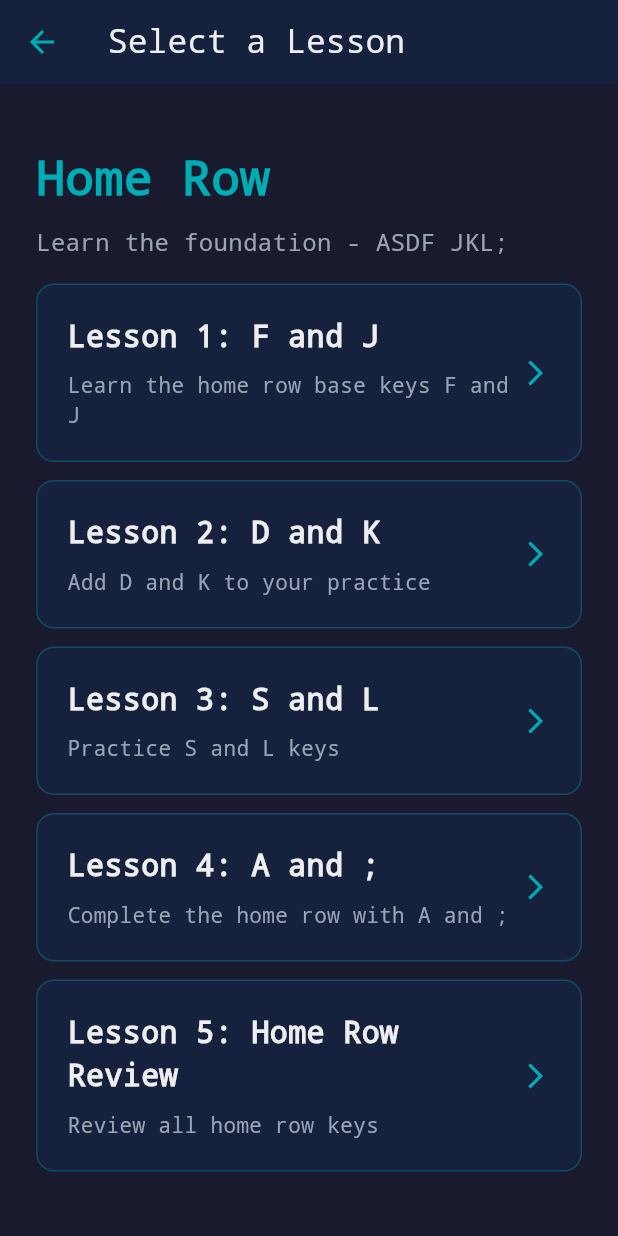
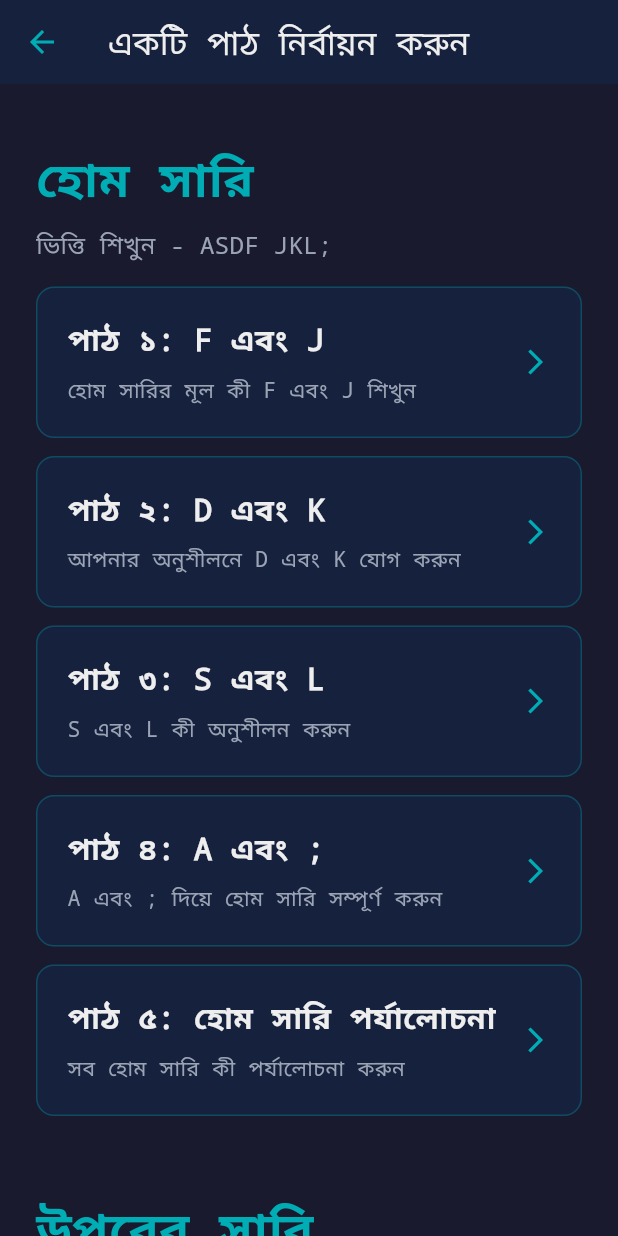
Before and after one commit to mahidul-islam/typer, a Flutter app: the PracticeSelectView screen opened by its route, on a phone screen of 412 x 824 dp. Run offline on Flutter 3.47's test engine with Material 3 defaults, Android fonts, the light colour scheme and no system bars; our stand-ins replace firebase_core, get; accounts and stored records are empty.

Commit message:
made bangla

```diff
--- a/lib/app/data/lessons/bottom_row/bottom_row_lessons.dart
+++ b/lib/app/data/lessons/bottom_row/bottom_row_lessons.dart
@@ -3,37 +3,37 @@ import '../../models/lesson.dart';
 final bottomRowLessons = [
   Lesson(
     id: 'bottom_row_1',
-    title: 'Lesson 1: V and M',
+    title: 'পাঠ ১: V এবং M',
     content: 'vvv mmm vvv mmm vmv mvm vmvmvm mvmvmv fvfv jmjm five mama',
-    description: 'Learn V and M keys',
+    description: 'V এবং M কী শিখুন',
     keys: ['v', 'm'],
   ),
   Lesson(
     id: 'bottom_row_2',
-    title: 'Lesson 2: C and ,',
+    title: 'পাঠ ২: C এবং ,',
     content: 'ccc ,,, ccc ,,, c,c ,c, c,c,c, ,c,c,c dcdc k,k, face calm',
-    description: 'Add C and comma keys',
+    description: 'C এবং কমা কী যোগ করুন',
     keys: ['v', 'm', 'c', ','],
   ),
   Lesson(
     id: 'bottom_row_3',
-    title: 'Lesson 3: X and .',
+    title: 'পাঠ ৩: X এবং .',
     content: 'xxx ... xxx ... x.x .x. x.x.x. .x.x.x sxsx l.l. exit file.',
-    description: 'Practice X and period keys',
+    description: 'X এবং দশমিক কী অনুশীলন করুন',
     keys: ['v', 'm', 'c', ',', 'x', '.'],
   ),
   Lesson(
     id: 'bottom_row_4',
-    title: 'Lesson 4: Z and /',
+    title: 'পাঠ ৪: Z এবং /',
     content: 'zzz /// zzz /// z/z /z/ z/z/z/ /z/z/z azaz ;/;/ zero jazz/',
-    description: 'Complete bottom row with Z and /',
+    description: 'Z এবং / দিয়ে নিচের সারি সম্পূর্ণ করুন',
     keys: ['v', 'm', 'c', ',', 'x', '.', 'z', '/'],
   ),
   Lesson(
     id: 'bottom_row_5',
-    title: 'Lesson 5: Bottom Row Review',
+    title: 'পাঠ ৫: নিচের সারি পর্যালোচনা',
     content: 'zxcv m,./ zxcv vnm,./ maze exam voice comma mix. jazz/',
-    description: 'Review all bottom row keys',
+    description: 'সব নিচের সারি কী পর্যালোচনা করুন',
     keys: ['v', 'm', 'c', ',', 'x', '.', 'z', '/'],
   ),
 ];
--- a/lib/app/data/lessons/home_row/home_row_lessons.dart
+++ b/lib/app/data/lessons/home_row/home_row_lessons.dart
@@ -3,37 +3,41 @@ import '../../models/lesson.dart';
 final homeRowLessons = [
   Lesson(
     id: 'home_row_1',
-    title: 'Lesson 1: F and J',
+    title: 'পাঠ ১: F এবং J',
     content: 'fff jjj fff jjj fjf jfj fjfjfj jfjfjf fjf jfj fff jjj fjfjfj',
-    description: 'Learn the home row base keys F and J',
+    description: 'হোম সারির মূল কী F এবং J শিখুন',
     keys: ['f', 'j'],
   ),
   Lesson(
     id: 'home_row_2',
-    title: 'Lesson 2: D and K',
-    content: 'ddd kkk ddd kkk dkd kdk dkdkdk kdkdkd dkd kdk ddd kkk dkdkdk fdf jkj fdjk',
-    description: 'Add D and K to your practice',
+    title: 'পাঠ ২: D এবং K',
+    content:
+        'ddd kkk ddd kkk dkd kdk dkdkdk kdkdkd dkd kdk ddd kkk dkdkdk fdf jkj fdjk',
+    description: 'আপনার অনুশীলনে D এবং K যোগ করুন',
     keys: ['f', 'j', 'd', 'k'],
   ),
   Lesson(
     id: 'home_row_3',
-    title: 'Lesson 3: S and L',
-    content: 'sss lll sss lll sls lsl slslsl lslsls sls lsl sss lll fdsa jkl; fdsa jkl;',
-    description: 'Practice S and L keys',
+    title: 'পাঠ ৩: S এবং L',
+    content:
+        'sss lll sss lll sls lsl slslsl lslsls sls lsl sss lll fdsa jkl; fdsa jkl;',
+    description: 'S এবং L কী অনুশীলন করুন',
     keys: ['f', 'j', 'd', 'k', 's', 'l'],
   ),
   Lesson(
     id: 'home_row_4',
-    title: 'Lesson 4: A and ;',
-    content: 'aaa ;;; aaa ;;; a;a ;a; a;a;a; ;a;a;a asdf jkl; asdf jkl; fdsa ;lkj',
-    description: 'Complete the home row with A and ;',
+    title: 'পাঠ ৪: A এবং ;',
+    content:
+        'aaa ;;; aaa ;;; a;a ;a; a;a;a; ;a;a;a asdf jkl; asdf jkl; fdsa ;lkj',
+    description: 'A এবং ; দিয়ে হোম সারি সম্পূর্ণ করুন',
     keys: ['f', 'j', 'd', 'k', 's', 'l', 'a', ';'],
   ),
   Lesson(
     id: 'home_row_5',
-    title: 'Lesson 5: Home Row Review',
-    content: 'asdf jkl; fdsa ;lkj asdfjkl; jkl;fdsa asdfasdf jkl;jkl; fall;ask; dad; salad; flask;',
-    description: 'Review all home row keys',
+    title: 'পাঠ ৫: হোম সারি পর্যালোচনা',
+    content:
+        'asdf jkl; fdsa ;lkj asdfjkl; jkl;fdsa asdfasdf jkl;jkl; fall;ask; dad; salad; flask;',
+    description: 'সব হোম সারি কী পর্যালোচনা করুন',
     keys: ['f', 'j', 'd', 'k', 's', 'l', 'a', ';'],
   ),
 ];
--- a/lib/app/data/lessons/lesson_data.dart
+++ b/lib/app/data/lessons/lesson_data.dart
@@ -6,20 +6,20 @@ import 'bottom_row/bottom_row_lessons.dart';
 final allLessonCategories = [
   LessonCategory(
     id: 'home_row',
-    title: 'Home Row',
-    description: 'Learn the foundation - ASDF JKL;',
+    title: 'হোম সারি',
+    description: 'ভিত্তি শিখুন - ASDF JKL;',
     lessons: homeRowLessons,
   ),
   LessonCategory(
     id: 'top_row',
-    title: 'Top Row',
-    description: 'Master the top row - QWER UIOP',
+    title: 'উপরের সারি',
+    description: 'উপরের সারিতে দক্ষতা অর্জন করুন - QWER UIOP',
     lessons: topRowLessons,
   ),
   LessonCategory(
     id: 'bottom_row',
-    title: 'Bottom Row',
-    description: 'Complete the keyboard - ZXCV M,.',
+    title: 'নিচের সারি',
+    description: 'কীবোর্ড সম্পূর্ণ করুন - ZXCV M,.',
     lessons: bottomRowLessons,
   ),
 ];
--- a/lib/app/data/lessons/top_row/top_row_lessons.dart
+++ b/lib/app/data/lessons/top_row/top_row_lessons.dart
@@ -3,37 +3,38 @@ import '../../models/lesson.dart';
 final topRowLessons = [
   Lesson(
     id: 'top_row_1',
-    title: 'Lesson 1: R and U',
-    content: 'rrr uuu rrr uuu rur uru rururu ururur rur uru frrf juju rear juju',
-    description: 'Learn R and U keys',
+    title: 'পাঠ ১: R এবং U',
+    content:
+        'rrr uuu rrr uuu rur uru rururu ururur rur uru frrf juju rear juju',
+    description: 'R এবং U কী শিখুন',
     keys: ['r', 'u'],
   ),
   Lesson(
     id: 'top_row_2',
-    title: 'Lesson 2: E and I',
+    title: 'পাঠ ২: E এবং I',
     content: 'eee iii eee iii eie iei eieiei iei eie dede kiki reef lied',
-    description: 'Add E and I to practice',
+    description: 'অনুশীলনে E এবং I যোগ করুন',
     keys: ['r', 'u', 'e', 'i'],
   ),
   Lesson(
     id: 'top_row_3',
-    title: 'Lesson 3: W and O',
+    title: 'পাঠ ৩: W এবং O',
     content: 'www ooo www ooo wow owo wowowo owowo wow owo sews lol; word oil',
-    description: 'Practice W and O keys',
+    description: 'W এবং O কী অনুশীলন করুন',
     keys: ['r', 'u', 'e', 'i', 'w', 'o'],
   ),
   Lesson(
     id: 'top_row_4',
-    title: 'Lesson 4: Q and P',
+    title: 'পাঠ ৪: Q এবং P',
     content: 'qqq ppp qqq ppp qpq pqp qpqpqp pqpqpq aqua quip quit jeep peel',
-    description: 'Complete top row with Q and P',
+    description: 'Q এবং P দিয়ে উপরের সারি সম্পূর্ণ করুন',
     keys: ['r', 'u', 'e', 'i', 'w', 'o', 'q', 'p'],
   ),
   Lesson(
     id: 'top_row_5',
-    title: 'Lesson 5: Top Row Review',
+    title: 'পাঠ ৫: উপরের সারি পর্যালোচনা',
     content: 'qwer uiop poiuytrewq require power quit upper lower jewel',
-    description: 'Review all top row keys with home row',
+    description: 'হোম সারি সহ সব উপরের সারি কী পর্যালোচনা করুন',
     keys: ['r', 'u', 'e', 'i', 'w', 'o', 'q', 'p'],
   ),
 ];
--- a/lib/app/data/tests/test_data.dart
+++ b/lib/app/data/tests/test_data.dart
@@ -3,26 +3,30 @@ import '../models/typing_test.dart';
 final allTests = [
   TypingTest(
     id: 'test_1min',
-    title: '1 Minute Test',
-    content: 'The quick brown fox jumps over the lazy dog. Pack my box with five dozen liquor jugs. How vexingly quick daft zebras jump. The five boxing wizards jump quickly. Sphinx of black quartz, judge my vow.',
+    title: '১ মিনিটের পরীক্ষা',
+    content:
+        'The quick brown fox jumps over the lazy dog. Pack my box with five dozen liquor jugs. How vexingly quick daft zebras jump. The five boxing wizards jump quickly. Sphinx of black quartz, judge my vow.',
     duration: 60,
   ),
   TypingTest(
     id: 'test_2min',
-    title: '2 Minute Test',
-    content: 'The quick brown fox jumps over the lazy dog. Pack my box with five dozen liquor jugs. How vexingly quick daft zebras jump. The five boxing wizards jump quickly. Sphinx of black quartz, judge my vow. Waltz, bad nymph, for quick jigs vex. Glib jocks quiz nymph to vex dwarf. How razorback jumping frogs can level six piqued gymnasts.',
+    title: '২ মিনিটের পরীক্ষা',
+    content:
+        'The quick brown fox jumps over the lazy dog. Pack my box with five dozen liquor jugs. How vexingly quick daft zebras jump. The five boxing wizards jump quickly. Sphinx of black quartz, judge my vow. Waltz, bad nymph, for quick jigs vex. Glib jocks quiz nymph to vex dwarf. How razorback jumping frogs can level six piqued gymnasts.',
     duration: 120,
   ),
   TypingTest(
     id: 'test_3min',
-    title: '3 Minute Test',
-    content: 'The quick brown fox jumps over the lazy dog. Pack my box with five dozen liquor jugs. How vexingly quick daft zebras jump. The five boxing wizards jump quickly. Sphinx of black quartz, judge my vow. Waltz, bad nymph, for quick jigs vex. Glib jocks quiz nymph to vex dwarf. How razorback jumping frogs can level six piqued gymnasts. Jackdaws love my big sphinx of quartz. The jay, pig, fox, zebra, and my wolves quack. Blowzy red vixens fight for a quick jump.',
+    title: '৩ মিনিটের পরীক্ষা',
+    content:
+        'The quick brown fox jumps over the lazy dog. Pack my box with five dozen liquor jugs. How vexingly quick daft zebras jump. The five boxing wizards jump quickly. Sphinx of black quartz, judge my vow. Waltz, bad nymph, for quick jigs vex. Glib jocks quiz nymph to vex dwarf. How razorback jumping frogs can level six piqued gymnasts. Jackdaws love my big sphinx of quartz. The jay, pig, fox, zebra, and my wolves quack. Blowzy red vixens fight for a quick jump.',
     duration: 180,
   ),
   TypingTest(
     id: 'test_custom',
-    title: 'Custom Test',
-    content: 'The quick brown fox jumps over the lazy dog. Pack my box with five dozen liquor jugs. How vexingly quick daft zebras jump. The five boxing wizards jump quickly. Sphinx of black quartz, judge my vow. Type as long as you want and track your progress.',
+    title: 'কাস্টম পরীক্ষা',
+    content:
+        'The quick brown fox jumps over the lazy dog. Pack my box with five dozen liquor jugs. How vexingly quick daft zebras jump. The five boxing wizards jump quickly. Sphinx of black quartz, judge my vow. Type as long as you want and track your progress.',
     duration: 0, // unlimited
   ),
 ];
--- a/lib/app/modules/home/views/home_view.dart
+++ b/lib/app/modules/home/views/home_view.dart
@@ -16,7 +16,7 @@ class HomeView extends GetView<HomeController> {
           children: [
             // Title
             const Text(
-              'TYPER',
+              'টাইপার',
               style: TextStyle(
                 fontSize: 64,
                 fontWeight: FontWeight.bold,
@@ -27,7 +27,7 @@ class HomeView extends GetView<HomeController> {
             ),
             const SizedBox(height: 16),
             const Text(
-              'Improve your typing skills',
+              'আপনার টাইপিং দক্ষতা উন্নত করুন',
               style: TextStyle(
                 fontSize: 20,
                 color: Color(0xFFeeeeee),
@@ -39,8 +39,8 @@ class HomeView extends GetView<HomeController> {
             // Practice Button
             _buildButton(
               context,
-              title: 'PRACTICE',
-              subtitle: 'Learn with structured lessons',
+              title: 'অনুশীলন',
+              subtitle: 'সুসংগঠিত পাঠের সাহায্যে শিখুন',
               icon: Icons.school,
               onTap: () => Get.toNamed('/practice-select'),
             ),
@@ -50,8 +50,8 @@ class HomeView extends GetView<HomeController> {
             // Test Button
             _buildButton(
               context,
-              title: 'TEST',
-              subtitle: 'Challenge yourself with timed tests',
+              title: 'পরীক্ষা',
+              subtitle: 'সময়সীমিত পরীক্ষায় নিজেকে চ্যালেঞ্জ করুন',
               icon: Icons.timer,
               onTap: () => Get.toNamed('/test-select'),
             ),
@@ -79,10 +79,7 @@ class HomeView extends GetView<HomeController> {
         decoration: BoxDecoration(
           color: const Color(0xFF16213e),
           borderRadius: BorderRadius.circular(16),
-          border: Border.all(
-            color: const Color(0xFF00adb5),
-            width: 2,
-          ),
+          border: Border.all(color: const Color(0xFF00adb5), width: 2),
           boxShadow: [
             BoxShadow(
               color: const Color(0xFF00adb5).withValues(alpha: 0.3),
@@ -93,11 +90,7 @@ class HomeView extends GetView<HomeController> {
         ),
         child: Row(
           children: [
-            Icon(
-              icon,
-              size: 48,
-              color: const Color(0xFF00adb5),
-            ),
+            Icon(icon, size: 48, color: const Color(0xFF00adb5)),
             const SizedBox(width: 24),
             Expanded(
               child: Column(
--- a/lib/app/modules/practice_select/views/practice_select_view.dart
+++ b/lib/app/modules/practice_select/views/practice_select_view.dart
@@ -12,11 +12,8 @@ class PracticeSelectView extends GetView<PracticeSelectController> {
       appBar: AppBar(
         backgroundColor: const Color(0xFF16213e),
         title: const Text(
-          'Select a Lesson',
-          style: TextStyle(
-            fontFamily: 'Courier New',
-            color: Color(0xFFeeeeee),
-          ),
+          'একটি পাঠ নির্বায়ন করুন',
+          style: TextStyle(fontFamily: 'Courier New', color: Color(0xFFeeeeee)),
         ),
         iconTheme: const IconThemeData(color: Color(0xFF00adb5)),
       ),
--- a/lib/app/modules/test_select/views/test_select_view.dart
+++ b/lib/app/modules/test_select/views/test_select_view.dart
@@ -12,11 +12,8 @@ class TestSelectView extends GetView<TestSelectController> {
       appBar: AppBar(
         backgroundColor: const Color(0xFF16213e),
         title: const Text(
-          'Select a Test',
-          style: TextStyle(
-            fontFamily: 'Courier New',
-            color: Color(0xFFeeeeee),
-          ),
+          'একটি পরীক্ষা নির্বাচন করুন',
+          style: TextStyle(fontFamily: 'Courier New', color: Color(0xFFeeeeee)),
         ),
         iconTheme: const IconThemeData(color: Color(0xFF00adb5)),
       ),
@@ -71,8 +68,8 @@ class TestSelectView extends GetView<TestSelectController> {
                           const SizedBox(height: 8),
                           Text(
                             test.duration == 0
-                                ? 'Type as long as you want'
-                                : '${test.duration ~/ 60} minute${test.duration > 60 ? 's' : ''} typing test',
+                                ? 'যতক্ষণ চান টাইপ করুন'
+                                : '${test.duration ~/ 60} মিনিটের টাইপিং পরীক্ষা',
                             style: const TextStyle(
                               fontSize: 14,
                               color: Color(0xFF9ba4b4),
--- a/lib/main.dart
+++ b/lib/main.dart
@@ -7,7 +7,7 @@ import 'app/routes/app_pages.dart';
 void main() {
   runApp(
     GetMaterialApp(
-      title: "Application",
+      title: "টাইপার - টাইপিং অনুশীলন",
       initialRoute: AppPages.INITIAL,
       getPages: AppPages.routes,
     ),
```
Also changed, not shown: lib/app/modules/practice/controllers/practice_controller.dart (+25 -18 lines), lib/app/modules/practice/views/practice_view.dart (+7 -7 lines), lib/app/modules/test_page/controllers/test_page_controller.dart (+17 -10 lines), lib/app/modules/test_page/views/test_page_view.dart (+14 -11 lines), pubspec.yaml (+1 -62 lines), 2 other files.
